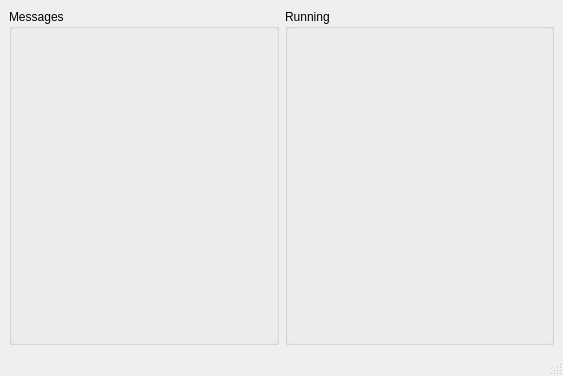
First picture: the form in ui/main_window.ui, repository bmustiata/adhesive-event-debugger, before the edit.
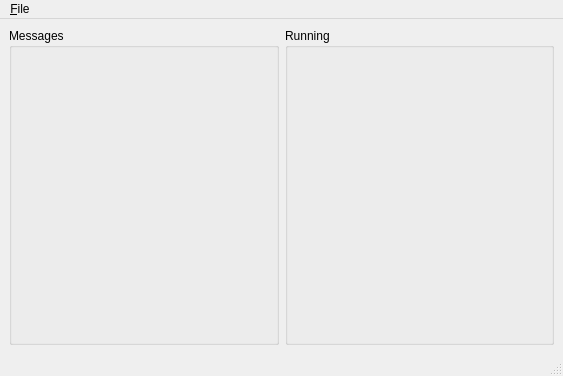
Second picture: the form after the edit.

What changed in the file:
```diff
--- a/ui/main_window.ui
+++ b/ui/main_window.ui
@@ -50,6 +50,13 @@
      <height>22</height>
     </rect>
    </property>
+   <widget class="QMenu" name="menuE_xit">
+    <property name="title">
+     <string>&amp;File</string>
+    </property>
+    <addaction name="actionE_xit"/>
+   </widget>
+   <addaction name="menuE_xit"/>
   </widget>
   <widget class="QStatusBar" name="statusbar"/>
  </widget>
```
Left out of the diff: 96 changed lines with no effect on the pictures.
